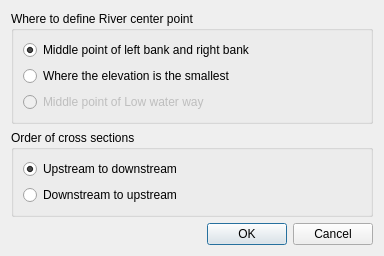
Before: the Qt Designer form libs/geodata/riversurvey/geodatariversurveyimportersettingdialog.ui in i-RIC/prepost-gui, drawn with Qt 5.
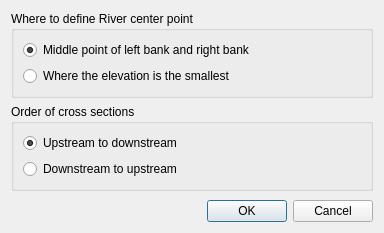
After: the same form once the commit is applied.

Commit message: GeoDataRiverSurveyImporter dialog is updated. The radio button captions now changes depending on the value of with4points.

```diff
--- a/libs/geodata/riversurvey/geodatariversurveyimportersettingdialog.ui
+++ b/libs/geodata/riversurvey/geodatariversurveyimportersettingdialog.ui
@@ -37,16 +37,6 @@
         </property>
        </widget>
       </item>
-      <item>
-       <widget class="QRadioButton" name="lowWaterWayRadioButton">
-        <property name="enabled">
-         <bool>false</bool>
-        </property>
-        <property name="text">
-         <string>Middle point of Low water way</string>
-        </property>
-       </widget>
-      </item>
      </layout>
     </widget>
    </item>
```
The commit also changes 2 other files.
